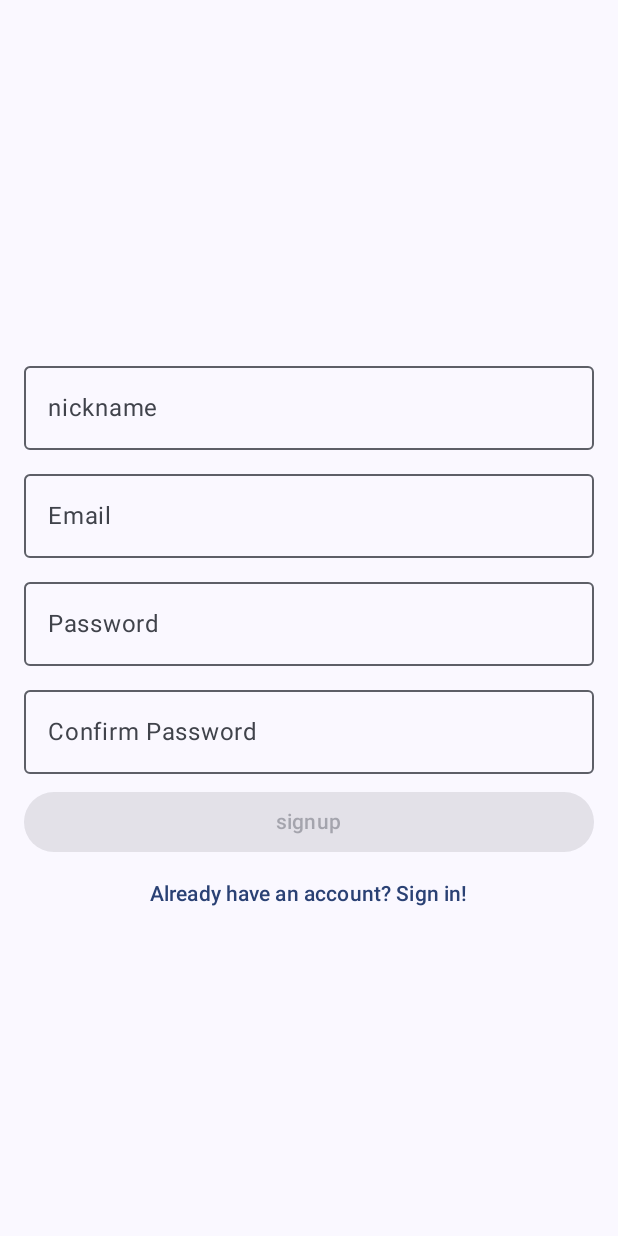
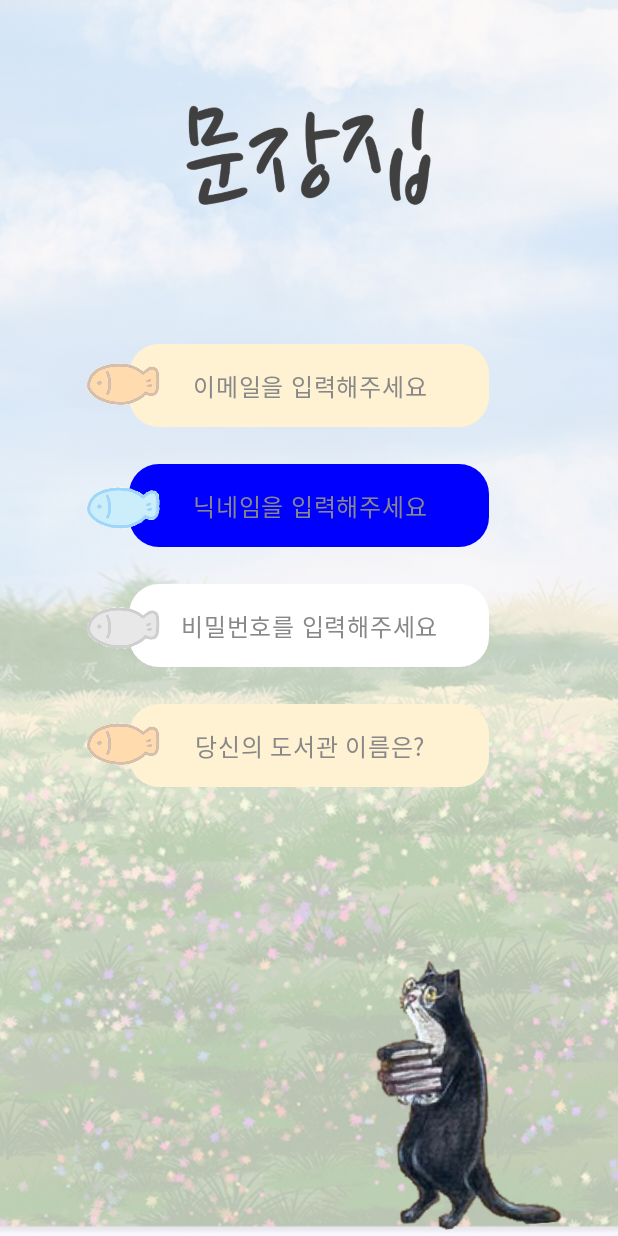
Before and after one commit to GDSC-CAU/MunJangZip_FE, an Android app built with Jetpack Compose: the SignUpScreen screen opened through its navigation route, on a phone screen of 412 x 824 dp. Run offline under Robolectric (Android 15) with nearby library versions, the phone set to English and light mode, and no system bars; our stand-ins replace Dagger/Hilt's generated code.

Commit message:
회원가입 페이지 수정

```diff
--- a/app/src/main/java/com/example/munjangzip/MainAppComposable.kt
+++ b/app/src/main/java/com/example/munjangzip/MainAppComposable.kt
@@ -26,7 +26,7 @@ fun MainApp() {
     Surface(modifier = Modifier.fillMaxSize()) {
         val navController = rememberNavController()
 
-        NavHost(navController = navController, startDestination = "category") {
+        NavHost(navController = navController, startDestination = "register") {
 
             composable(route = "login") {
                 SignInScreen(navController = navController)
--- /dev/null
+++ b/app/src/main/java/com/example/munjangzip/appbar/SignUpInputWidget.kt
@@ -0,0 +1,71 @@
+package com.example.munjangzip.appbar
+
+import androidx.compose.foundation.Image
+import androidx.compose.foundation.layout.Box
+import androidx.compose.foundation.layout.fillMaxWidth
+import androidx.compose.foundation.layout.height
+import androidx.compose.foundation.layout.offset
+import androidx.compose.foundation.layout.padding
+import androidx.compose.foundation.layout.size
+import androidx.compose.foundation.layout.width
+import androidx.compose.foundation.shape.RoundedCornerShape
+import androidx.compose.material3.Text
+import androidx.compose.material3.TextField
+import androidx.compose.material3.TextFieldDefaults
+import androidx.compose.runtime.Composable
+import androidx.compose.ui.Alignment
+import androidx.compose.ui.Modifier
+import androidx.compose.ui.draw.shadow
+import androidx.compose.ui.graphics.Color
+import androidx.compose.ui.res.painterResource
+import androidx.compose.ui.text.TextStyle
+import androidx.compose.ui.text.style.TextAlign
+import androidx.compose.ui.unit.dp
+import androidx.compose.ui.unit.sp
+import com.example.munjangzip.R
+import com.example.munjangzip.feature.addCategory.LightYellow
+
+@Composable
+fun SignUpInputWidget(textLabel: String, textInputValue: String, onTextChange: (String) -> Unit, textFieldColor: Color,fishImage :Int) {
+    Box(
+        contentAlignment = Alignment.Center,
+    ) {
+        TextField(
+            value = textInputValue,
+            onValueChange = onTextChange, // 상위에서 값 관리
+            placeholder = { Text(textLabel, modifier = Modifier.fillMaxWidth(), color = Color.Gray, textAlign = TextAlign.Center) },
+            singleLine = true,
+            modifier = Modifier
+                .padding(4.dp)
+                .height(55.dp)
+                .width(240.dp)
+                //.shadow(4.dp)
+                //.zIndex(0f)
+            ,
+            shape = RoundedCornerShape(20.dp),
+            textStyle = TextStyle(
+                textAlign = TextAlign.Center,
+                fontSize = 16.sp,
+                color = Color.Gray
+            ),
+            colors = TextFieldDefaults.colors(
+                focusedContainerColor = textFieldColor, //매개변수로 받은 컬러
+                unfocusedContainerColor = textFieldColor,
+                cursorColor = Color.Black,
+                focusedTextColor = Color.Gray,
+                unfocusedTextColor = Color.Gray,
+                unfocusedIndicatorColor = Color.Transparent,
+                focusedIndicatorColor = Color.Transparent
+            ),
+        )
+        Image(
+            painter = painterResource(fishImage),
+            contentDescription = "붕어빵 아이콘",
+            modifier = Modifier
+                .size(80.dp)
+                .align(Alignment.CenterStart)
+                .offset(x = (-40).dp)
+                //.zIndex(1f)
+        )
+    }
+}
--- a/app/src/main/java/com/example/munjangzip/feature/auth/signup/SignUpScreen.kt
+++ b/app/src/main/java/com/example/munjangzip/feature/auth/signup/SignUpScreen.kt
@@ -1,6 +1,7 @@
 package com.example.munjangzip.feature.auth.signup
 
 import android.widget.Toast
+import androidx.compose.foundation.Image
 import androidx.compose.foundation.layout.Arrangement
 import androidx.compose.foundation.layout.Column
 import androidx.compose.foundation.layout.Spacer
@@ -23,28 +24,38 @@ import androidx.compose.runtime.remember
 import androidx.compose.runtime.setValue
 import androidx.compose.ui.Alignment
 import androidx.compose.ui.Modifier
+import androidx.compose.ui.graphics.Color
 import androidx.compose.ui.platform.LocalContext
+import androidx.compose.ui.res.painterResource
+import androidx.compose.ui.text.font.FontWeight
 import androidx.compose.ui.text.input.PasswordVisualTransformation
 import androidx.compose.ui.unit.dp
+import androidx.compose.ui.unit.sp
 import androidx.hilt.navigation.compose.hiltViewModel
 import androidx.navigation.NavController
 import com.example.munjangzip.R
+import com.example.munjangzip.appbar.SignUpInputWidget
+import com.example.munjangzip.feature.createMemo.LightYellow
+import com.example.munjangzip.ui.BackGround
+import com.example.munjangzip.ui.BackGroundBubble
 
 @Composable
 fun SignUpScreen(navController: NavController) {
     val viewModel: SignUpViewModel = hiltViewModel()
     val uiState = viewModel.state.collectAsState()
 
+
+    var email by remember {
+        mutableStateOf("")
+    }
     var nickname by remember {
         mutableStateOf("")
     }
-    var email by remember {
-        mutableStateOf("")
-    }
+
     var password by remember {
         mutableStateOf("")
     }
-    var confirm by remember {
+    var libraryName by remember {
         mutableStateOf("")
     }
 
@@ -66,65 +77,50 @@ fun SignUpScreen(navController: NavController) {
     }
 
     Scaffold (modifier = Modifier.fillMaxSize()) {
+        BackGround()
         Column(
             modifier = Modifier
                 .fillMaxSize()
-                .padding(it)
-                .padding(16.dp),
-            verticalArrangement = Arrangement.Center,
+                .padding(it),
+            verticalArrangement = Arrangement.Top,
             horizontalAlignment = Alignment.CenterHorizontally
 
         ) {
+            Spacer(modifier = Modifier.padding(8.dp))
+            Image(
+                painter = painterResource(R.drawable.apptitle),
+                contentDescription = "고양이",
+                //modifier = Modifier.size(300.dp)
+            )
+            SignUpInputWidget(
+                textLabel = "이메일을 입력해주세요",
+                textInputValue = email,
+                onTextChange = { email = it},
+                textFieldColor = LightYellow,
+                fishImage = R.drawable.yellofish
+            )
+            SignUpInputWidget(
+                textLabel = "닉네임을 입력해주세요",
+                textInputValue = nickname,
+                onTextChange = { nickname = it},
+                textFieldColor = Color.Blue, //색상변경 필요
+                fishImage = R.drawable.fish_blue
+            )
 
-            Spacer(modifier = Modifier.size(32.dp))
-            OutlinedTextField(
-                value = nickname,
-                onValueChange = { nickname = it},
-                modifier = Modifier.fillMaxWidth(),
-                label = { Text(text = "nickname") }
+            SignUpInputWidget(
+                textLabel = "비밀번호를 입력해주세요",
+                textInputValue = password,
+                onTextChange = { password = it},
+                textFieldColor = Color.White,
+                fishImage = R.drawable.fish_gray
             )
-            Spacer(modifier = Modifier.size(8.dp))
-            OutlinedTextField(
-                value = email,
-                onValueChange = { email = it},
-                modifier = Modifier.fillMaxWidth(), //가로로 길게
-                label = { Text(text = "Email") }
-            ) //이메일
-            Spacer(modifier = Modifier.size(8.dp))
-            OutlinedTextField(
-                value = password,
-                onValueChange = {password = it},
-                modifier = Modifier.fillMaxWidth(), //가로로 길게
-                label = { Text(text = "Password") },
-                visualTransformation = PasswordVisualTransformation()
-            ) //비밀번호
-
-            Spacer(modifier = Modifier.size(8.dp))
-            OutlinedTextField(
-                value = confirm,
-                onValueChange = { confirm = it},
-                modifier = Modifier.fillMaxWidth(),
-                label = { Text(text = "Confirm Password") },
-                visualTransformation = PasswordVisualTransformation(),
-                isError = password.isNotEmpty() && confirm.isNotEmpty() && confirm != password
+            SignUpInputWidget(
+                textLabel = "당신의 도서관 이름은?",
+                textInputValue = libraryName,
+                onTextChange = { libraryName = it},
+                textFieldColor = LightYellow,//색상변경 필요
+                fishImage = R.drawable.yellofish //fish 이미지 지정필요
             )
-            Spacer(modifier = Modifier.size(8.dp))
-
-            if(uiState.value == SignUpState.Loading) {
-                CircularProgressIndicator()
-            } else {
-                Button(
-                    onClick = { viewModel.signUp(nickname, email, password)},
-                    modifier = Modifier.fillMaxWidth(),
-                    enabled = nickname.isNotEmpty() && email.isNotEmpty() && password.isNotEmpty() && confirm.isNotEmpty() && password == confirm
-
-                ) {
-                    Text(text = "signup")
-                }
-                TextButton(onClick = { }) {
-                    Text(text = "Already have an account? Sign in!")
-                }
-            }
         }
     }
 }
```
Also changed, not shown: app/src/main/res/drawable/apptitle.png (added), app/src/main/res/drawable/img.png (added), app/src/main/res/drawable/img_1.png (added), app/src/main/res/drawable/img_2.png (added), app/src/main/res/drawable/yellofish.png (added).
